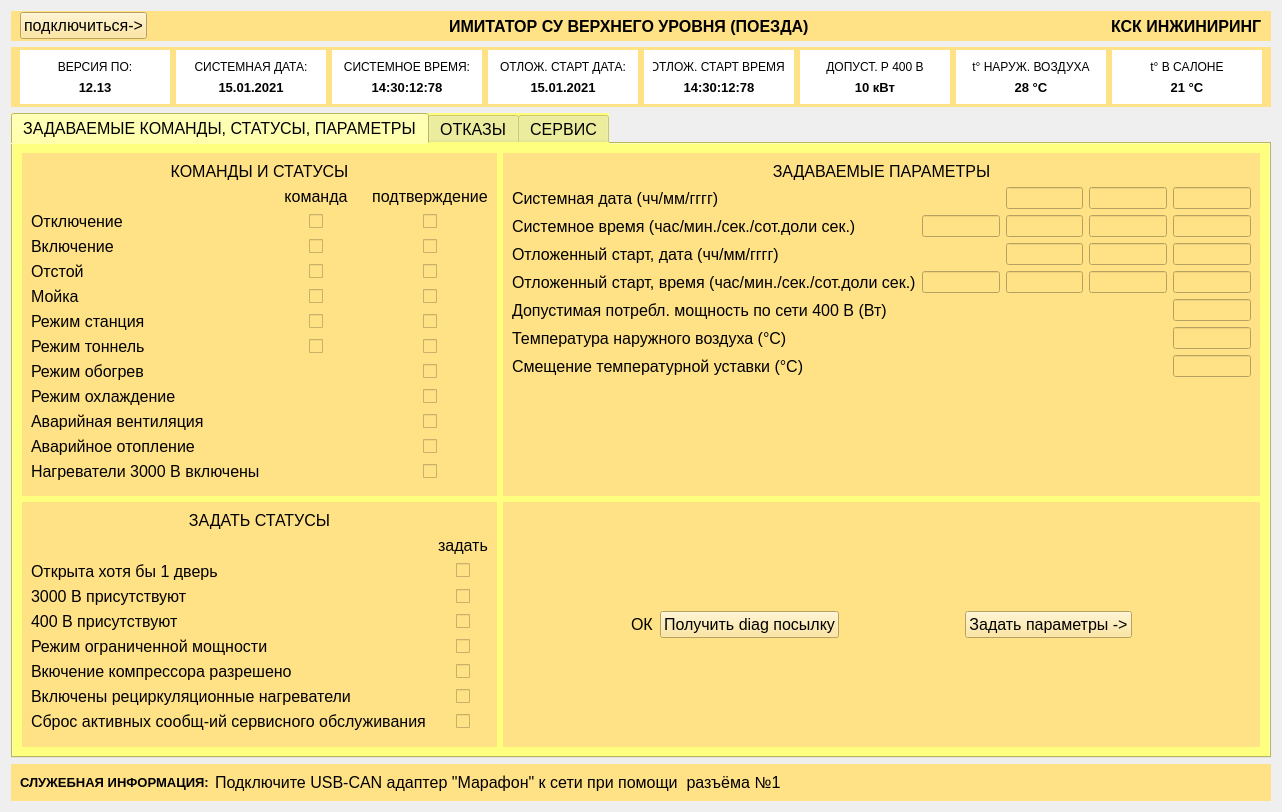
Old version of the form train_imitator.ui in the repository victocryl/train_imitator.
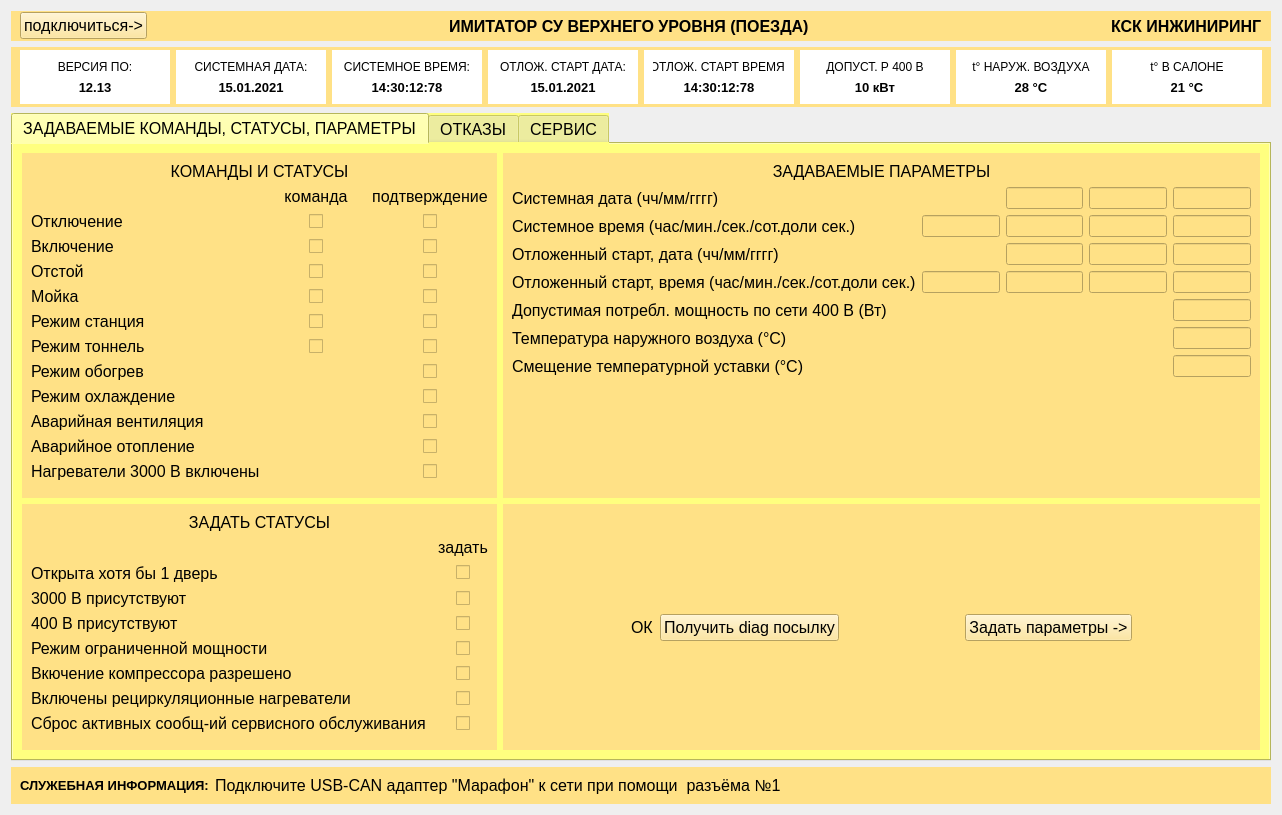
New version of the form. The open tabs and pages were chosen to show the change.

```diff
--- a/train_imitator.ui
+++ b/train_imitator.ui
@@ -7,7 +7,7 @@
     <x>0</x>
     <y>0</y>
     <width>1278</width>
-    <height>812</height>
+    <height>815</height>
    </rect>
   </property>
   <property name="windowTitle">
```
Left out of the diff: 2 changed lines with no effect on the pictures.
